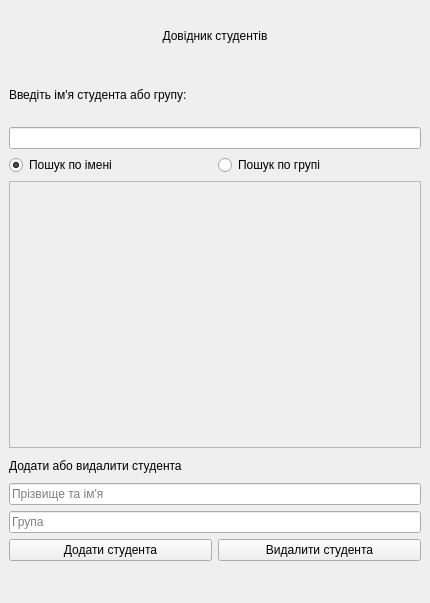
Old version of the form lab9/ui/task1_interface.ui in the repository Ihor-Mykytiuk/university-projects.
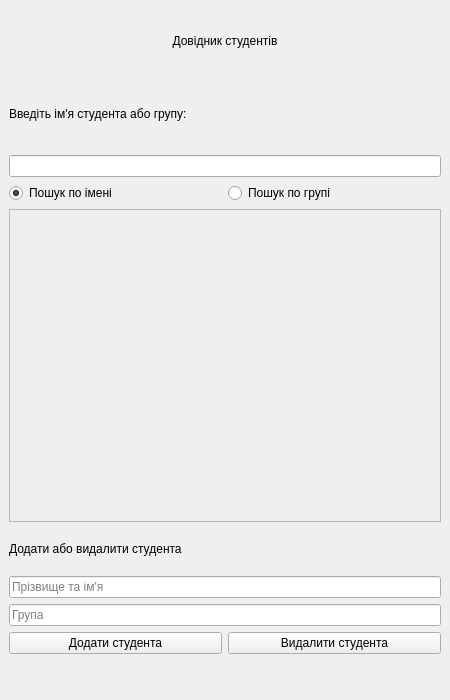
New version of the form.

The edit to the form file:
```diff
--- a/lab9/ui/task1_interface.ui
+++ b/lab9/ui/task1_interface.ui
@@ -6,8 +6,8 @@
    <rect>
     <x>0</x>
     <y>0</y>
-    <width>430</width>
-    <height>603</height>
+    <width>450</width>
+    <height>700</height>
    </rect>
   </property>
   <property name="windowTitle">
```
